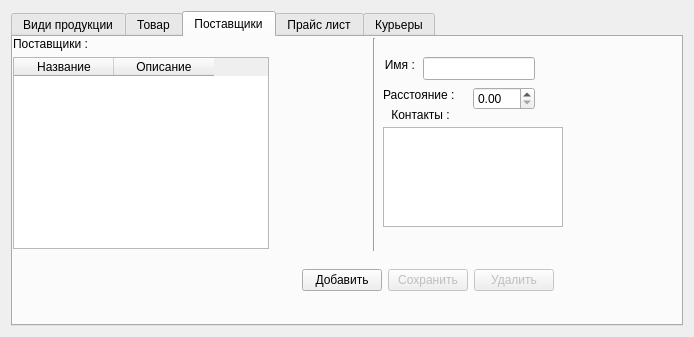
Above: pmanager.ui from werwolf/pstore before the change. Below: the same form after it.
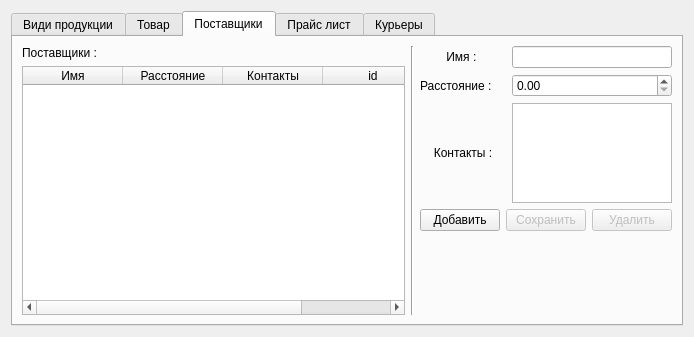
That is the form after the change. The open tabs and pages were chosen to show the change.

Commit message: change PManager class

Patch:
```diff
--- a/pmanager.ui
+++ b/pmanager.ui
@@ -13,8 +13,8 @@
   <property name="windowTitle">
    <string>Manager</string>
   </property>
-  <layout class="QGridLayout" name="gridLayout_3">
-   <item row="0" column="0">
+  <layout class="QHBoxLayout" name="horizontalLayout_8">
+   <item>
     <widget class="QTabWidget" name="tabWidget">
      <property name="tabPosition">
       <enum>QTabWidget::North</enum>
@@ -491,103 +491,8 @@
       <attribute name="title">
        <string>Поставщики</string>
       </attribute>
-      <widget class="QWidget" name="layoutWidget">
-       <property name="geometry">
-        <rect>
-         <x>180</x>
-         <y>230</y>
-         <width>361</width>
-         <height>26</height>
-        </rect>
-       </property>
-       <layout class="QHBoxLayout" name="horizontalLayout_8">
+      <layout class="QHBoxLayout" name="horizontalLayout_10">
         <item>
-         <spacer name="horizontalSpacer_5">
-          <property name="orientation">
-           <enum>Qt::Horizontal</enum>
-          </property>
-          <property name="sizeHint" stdset="0">
-           <size>
-            <width>40</width>
-            <height>20</height>
-           </size>
-          </property>
-         </spacer>
-        </item>
-        <item>
-         <widget class="QPushButton" name="add_prod_type_2">
-          <property name="sizePolicy">
-           <sizepolicy hsizetype="Preferred" vsizetype="Fixed">
-            <horstretch>0</horstretch>
-            <verstretch>0</verstretch>
-           </sizepolicy>
-          </property>
-          <property name="text">
-           <string>Добавить</string>
-          </property>
-         </widget>
-        </item>
-        <item>
-         <widget class="QPushButton" name="save_prod_type_2">
-          <property name="enabled">
-           <bool>false</bool>
-          </property>
-          <property name="sizePolicy">
-           <sizepolicy hsizetype="Preferred" vsizetype="Fixed">
-            <horstretch>0</horstretch>
-            <verstretch>0</verstretch>
-           </sizepolicy>
-          </property>
-          <property name="text">
-           <string>Сохранить</string>
-          </property>
-         </widget>
-        </item>
-        <item>
-         <widget class="QPushButton" name="del_prod_type_2">
-          <property name="enabled">
-           <bool>false</bool>
-          </property>
-          <property name="sizePolicy">
-           <sizepolicy hsizetype="Preferred" vsizetype="Fixed">
-            <horstretch>0</horstretch>
-            <verstretch>0</verstretch>
-           </sizepolicy>
-          </property>
-          <property name="text">
-           <string>Удалить</string>
-          </property>
-         </widget>
-        </item>
-       </layout>
-      </widget>
-      <widget class="QLabel" name="label_12">
-       <property name="geometry">
-        <rect>
-         <x>370</x>
-         <y>50</y>
-         <width>91</width>
-         <height>16</height>
-        </rect>
-       </property>
-       <property name="text">
-        <string>Расстояние :</string>
-       </property>
-      </widget>
-      <widget class="QDoubleSpinBox" name="doubleSpinBox">
-       <property name="geometry">
-        <rect>
-         <x>460</x>
-         <y>50</y>
-         <width>62</width>
-         <height>23</height>
-        </rect>
-       </property>
-       <property name="maximum">
-        <double>1000000000.000000000000000</double>
-       </property>
-      </widget>
-      <widget class="QWidget" name="">
        <layout class="QVBoxLayout" name="verticalLayout_6">
         <item>
          <widget class="QLabel" name="label_9">
@@ -633,106 +538,41 @@
           </property>
           <column>
            <property name="text">
-            <string>Название</string>
+             <string>Имя</string>
            </property>
           </column>
           <column>
            <property name="text">
-            <string>Описание</string>
+             <string>Расстояние</string>
+            </property>
+           </column>
+           <column>
+            <property name="text">
+             <string>Контакты</string>
+            </property>
+           </column>
+           <column>
+            <property name="text">
+             <string>id</string>
            </property>
           </column>
          </widget>
         </item>
        </layout>
-      </widget>
+       </item>
+       <item>
       <widget class="Line" name="line_3">
-       <property name="geometry">
-        <rect>
-         <x>353</x>
-         <y>1</y>
-         <width>16</width>
-         <height>213</height>
-        </rect>
-       </property>
        <property name="orientation">
         <enum>Qt::Vertical</enum>
        </property>
       </widget>
-      <widget class="QTextEdit" name="prod_type_dscr_ed_2">
-       <property name="geometry">
-        <rect>
-         <x>370</x>
-         <y>90</y>
-         <width>180</width>
-         <height>100</height>
-        </rect>
-       </property>
-       <property name="sizePolicy">
-        <sizepolicy hsizetype="Preferred" vsizetype="Expanding">
-         <horstretch>0</horstretch>
-         <verstretch>0</verstretch>
-        </sizepolicy>
-       </property>
-       <property name="maximumSize">
-        <size>
-         <width>180</width>
-         <height>100</height>
-        </size>
-       </property>
-      </widget>
-      <widget class="QLabel" name="label_11">
-       <property name="geometry">
-        <rect>
-         <x>370</x>
-         <y>70</y>
-         <width>75</width>
-         <height>16</height>
-        </rect>
-       </property>
-       <property name="sizePolicy">
-        <sizepolicy hsizetype="Preferred" vsizetype="Preferred">
-         <horstretch>0</horstretch>
-         <verstretch>0</verstretch>
-        </sizepolicy>
-       </property>
-       <property name="text">
-        <string>Контакты :</string>
-       </property>
-       <property name="alignment">
-        <set>Qt::AlignCenter</set>
-       </property>
-      </widget>
-      <widget class="QLineEdit" name="prod_type_name_ed_2">
-       <property name="geometry">
-        <rect>
-         <x>410</x>
-         <y>20</y>
-         <width>112</width>
-         <height>23</height>
-        </rect>
-       </property>
-       <property name="sizePolicy">
-        <sizepolicy hsizetype="Preferred" vsizetype="Fixed">
-         <horstretch>0</horstretch>
-         <verstretch>0</verstretch>
-        </sizepolicy>
-       </property>
-       <property name="maximumSize">
-        <size>
-         <width>180</width>
-         <height>16777215</height>
-        </size>
-       </property>
-      </widget>
+       </item>
+       <item>
+        <layout class="QVBoxLayout" name="verticalLayout_7">
+         <item>
+          <layout class="QGridLayout" name="gridLayout_2">
+           <item row="0" column="0">
       <widget class="QLabel" name="label_10">
-       <property name="geometry">
-        <rect>
-         <x>370</x>
-         <y>20</y>
-         <width>37</width>
-         <height>16</height>
-        </rect>
-       </property>
        <property name="sizePolicy">
         <sizepolicy hsizetype="Preferred" vsizetype="Preferred">
          <horstretch>0</horstretch>
@@ -746,6 +586,142 @@
         <set>Qt::AlignCenter</set>
        </property>
       </widget>
+           </item>
+           <item row="0" column="1">
+            <widget class="QLineEdit" name="supplier_name_le">
+             <property name="sizePolicy">
+              <sizepolicy hsizetype="Preferred" vsizetype="Fixed">
+               <horstretch>0</horstretch>
+               <verstretch>0</verstretch>
+              </sizepolicy>
+             </property>
+             <property name="maximumSize">
+              <size>
+               <width>160</width>
+               <height>16777215</height>
+              </size>
+             </property>
+            </widget>
+           </item>
+           <item row="1" column="0">
+            <widget class="QLabel" name="label_12">
+             <property name="text">
+              <string>Расстояние :</string>
+             </property>
+            </widget>
+           </item>
+           <item row="1" column="1">
+            <widget class="QDoubleSpinBox" name="supplier_distance_dsb">
+             <property name="maximumSize">
+              <size>
+               <width>160</width>
+               <height>16777215</height>
+              </size>
+             </property>
+             <property name="maximum">
+              <double>1000000000.000000000000000</double>
+             </property>
+            </widget>
+           </item>
+           <item row="2" column="0">
+            <widget class="QLabel" name="label_11">
+             <property name="sizePolicy">
+              <sizepolicy hsizetype="Preferred" vsizetype="Preferred">
+               <horstretch>0</horstretch>
+               <verstretch>0</verstretch>
+              </sizepolicy>
+             </property>
+             <property name="text">
+              <string>Контакты :</string>
+             </property>
+             <property name="alignment">
+              <set>Qt::AlignCenter</set>
+             </property>
+            </widget>
+           </item>
+           <item row="2" column="1">
+            <widget class="QTextEdit" name="supplier_contacts_te">
+             <property name="sizePolicy">
+              <sizepolicy hsizetype="Preferred" vsizetype="Expanding">
+               <horstretch>0</horstretch>
+               <verstretch>0</verstretch>
+              </sizepolicy>
+             </property>
+             <property name="maximumSize">
+              <size>
+               <width>160</width>
+               <height>100</height>
+              </size>
+             </property>
+            </widget>
+           </item>
+          </layout>
+         </item>
+         <item>
+          <layout class="QHBoxLayout" name="horizontalLayout_9">
+           <item>
+            <widget class="QPushButton" name="add_supplier_btn">
+             <property name="sizePolicy">
+              <sizepolicy hsizetype="Preferred" vsizetype="Fixed">
+               <horstretch>0</horstretch>
+               <verstretch>0</verstretch>
+              </sizepolicy>
+             </property>
+             <property name="text">
+              <string>Добавить</string>
+             </property>
+            </widget>
+           </item>
+           <item>
+            <widget class="QPushButton" name="save_supplier_btn">
+             <property name="enabled">
+              <bool>false</bool>
+             </property>
+             <property name="sizePolicy">
+              <sizepolicy hsizetype="Preferred" vsizetype="Fixed">
+               <horstretch>0</horstretch>
+               <verstretch>0</verstretch>
+              </sizepolicy>
+             </property>
+             <property name="text">
+              <string>Сохранить</string>
+             </property>
+            </widget>
+           </item>
+           <item>
+            <widget class="QPushButton" name="del_supplier_btn">
+             <property name="enabled">
+              <bool>false</bool>
+             </property>
+             <property name="sizePolicy">
+              <sizepolicy hsizetype="Preferred" vsizetype="Fixed">
+               <horstretch>0</horstretch>
+               <verstretch>0</verstretch>
+              </sizepolicy>
+             </property>
+             <property name="text">
+              <string>Удалить</string>
+             </property>
+            </widget>
+           </item>
+          </layout>
+         </item>
+         <item>
+          <spacer name="verticalSpacer_2">
+           <property name="orientation">
+            <enum>Qt::Vertical</enum>
+           </property>
+           <property name="sizeHint" stdset="0">
+            <size>
+             <width>20</width>
+             <height>40</height>
+            </size>
+           </property>
+          </spacer>
+         </item>
+        </layout>
+       </item>
+      </layout>
      </widget>
      <widget class="QWidget" name="tab_4">
       <attribute name="title">
```
Left out of the diff: 4 changed lines with no effect on the pictures. Lines whose indentation alone changed are shown as unchanged. The commit also changes 3 other files.
